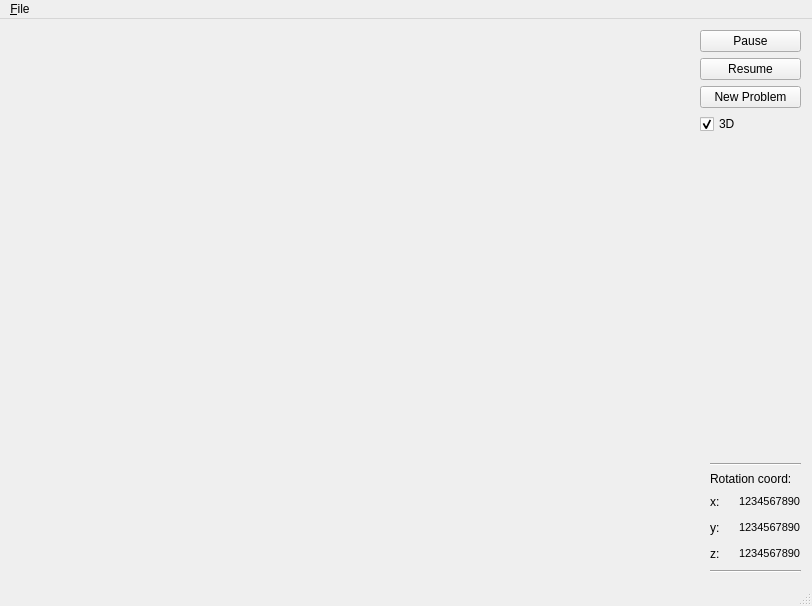
Old version of the form Atomical/Qt4/mainwindow.ui in the repository nagyistoce/cocoatutorials.
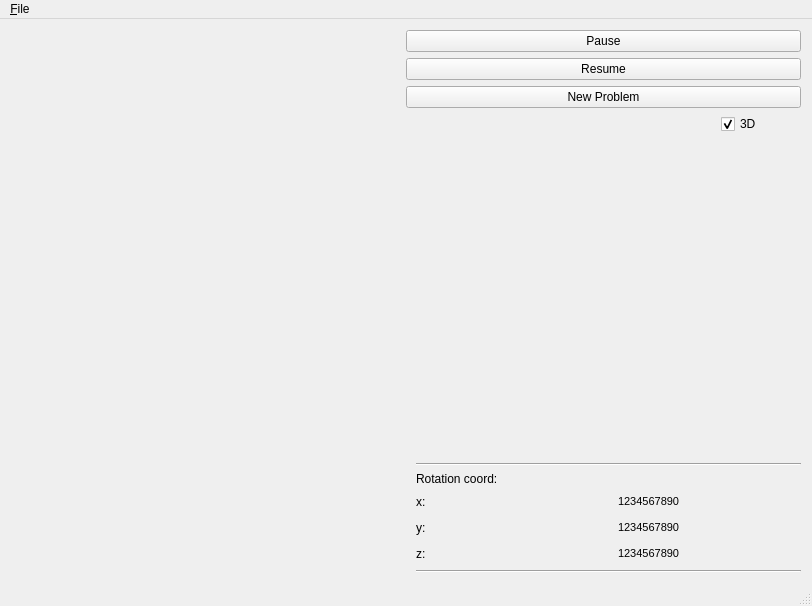
New version of the form. Icons and pictures are not drawn.

Commit message: Added System to call OS calls. Added code to about to launch the browser (using System) on links. Small tweaks to the UI, in preparation for more to come!

```diff
--- a/Atomical/Qt4/mainwindow.ui
+++ b/Atomical/Qt4/mainwindow.ui
@@ -33,8 +33,8 @@
         </property>
         <property name="sizeHint" stdset="0">
          <size>
-          <width>20</width>
-          <height>20</height>
+          <width>0</width>
+          <height>0</height>
          </size>
         </property>
        </spacer>
@@ -65,7 +65,28 @@
        </widget>
       </item>
       <item>
+       <layout class="QHBoxLayout" name="horizontalLayout_7">
+        <item>
+         <spacer name="horizontalSpacer_6">
+          <property name="orientation">
+           <enum>Qt::Horizontal</enum>
+          </property>
+          <property name="sizeHint" stdset="0">
+           <size>
+            <width>40</width>
+            <height>20</height>
+           </size>
+          </property>
+         </spacer>
+        </item>
+        <item>
        <widget class="QCheckBox" name="threeD">
+          <property name="minimumSize">
+           <size>
+            <width>80</width>
+            <height>0</height>
+           </size>
+          </property>
         <property name="text">
          <string>3D</string>
         </property>
@@ -74,6 +95,8 @@
         </property>
        </widget>
       </item>
+       </layout>
+      </item>
       <item>
        <layout class="QHBoxLayout" name="horizontalLayout_2">
         <item>
```
Left out of the diff: 8 changed lines with no effect on the pictures. Lines whose indentation alone changed are shown as unchanged. The commit also changes 5 other files.
